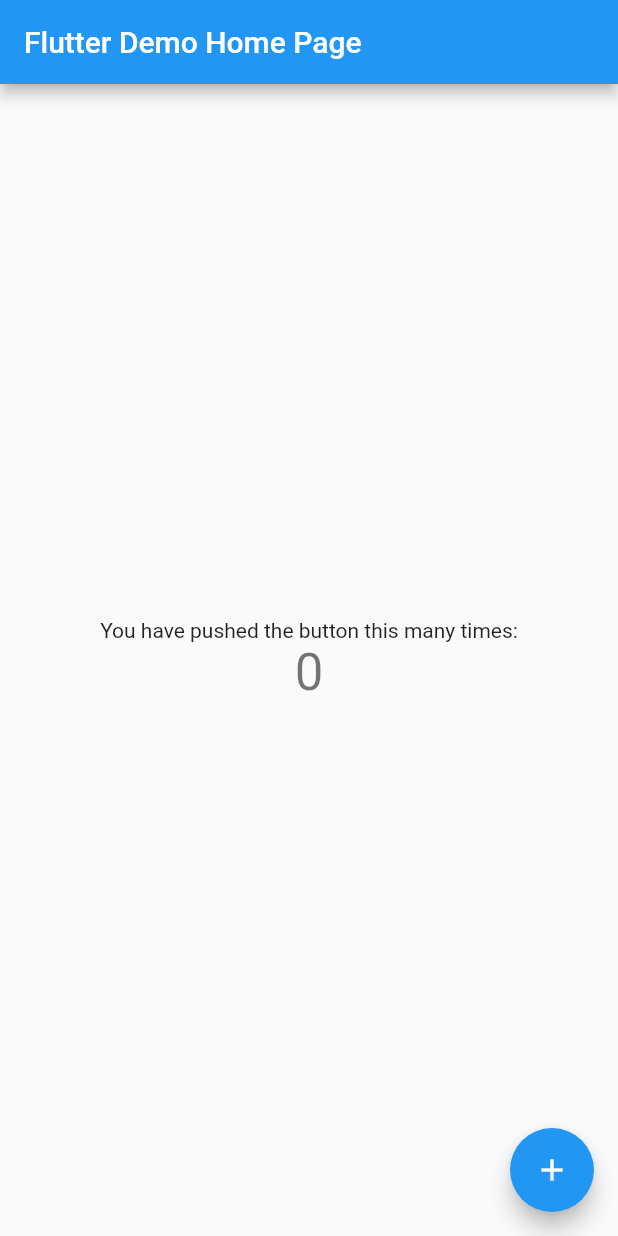
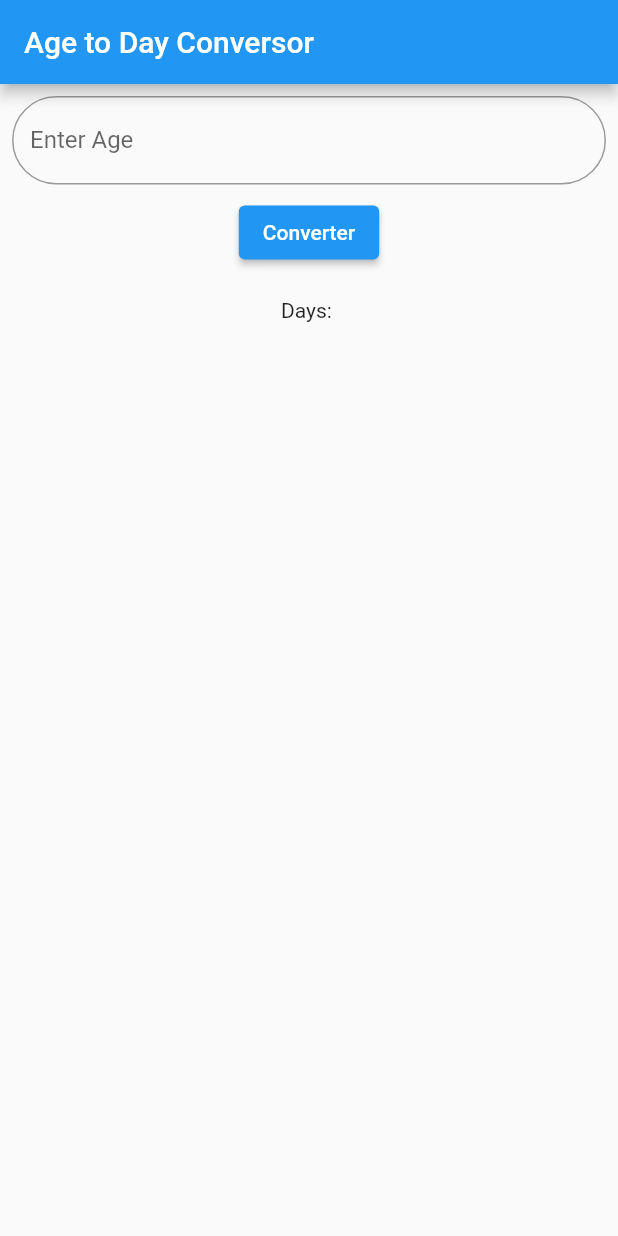
Before and after one commit to jozadaque/age_to_days, a Flutter app: the screen it shows after launch, on a phone screen of 412 x 824 dp. Run offline on Flutter 3.47's test engine with Material 2 defaults, Android fonts, the light colour scheme and no system bars.

Commit message:
feat: :art: Criação de Tela
Criado tela para calculo de dias

```diff
--- a/lib/main.dart
+++ b/lib/main.dart
@@ -1,3 +1,4 @@
+import 'package:age_to_days/src/views/home_page.dart';
 import 'package:flutter/material.dart';
 
 void main() {
@@ -7,109 +8,10 @@
 class MyApp extends StatelessWidget {
   const MyApp({Key? key}) : super(key: key);
 
-  // This widget is the root of your application.
   @override
   Widget build(BuildContext context) {
-    return MaterialApp(
-      title: 'Flutter Demo',
-      theme: ThemeData(
-        // This is the theme of your application.
-        //
-        // Try running your application with "flutter run". You'll see the
-        // application has a blue toolbar. Then, without quitting the app, try
-        // changing the primarySwatch below to Colors.green and then invoke
-        // "hot reload" (press "r" in the console where you ran "flutter run",
-        // or simply save your changes to "hot reload" in a Flutter IDE).
-        // Notice that the counter didn't reset back to zero; the application
-        // is not restarted.
-        primarySwatch: Colors.blue,
-      ),
-      home: const MyHomePage(title: 'Flutter Demo Home Page'),
+    return const MaterialApp(
+      home: HomePage(),
     );
   }
 }
-
-class MyHomePage extends StatefulWidget {
-  const MyHomePage({Key? key, required this.title}) : super(key: key);
-
-  // This widget is the home page of your application. It is stateful, meaning
-  // that it has a State object (defined below) that contains fields that affect
-  // how it looks.
-
-  // This class is the configuration for the state. It holds the values (in this
-  // case the title) provided by the parent (in this case the App widget) and
-  // used by the build method of the State. Fields in a Widget subclass are
-  // always marked "final".
-
-  final String title;
-
-  @override
-  State<MyHomePage> createState() => _MyHomePageState();
-}
-
-class _MyHomePageState extends State<MyHomePage> {
-  int _counter = 0;
-
-  void _incrementCounter() {
-    setState(() {
-      // This call to setState tells the Flutter framework that something has
-      // changed in this State, which causes it to rerun the build method below
-      // so that the display can reflect the updated values. If we changed
-      // _counter without calling setState(), then the build method would not be
-      // called again, and so nothing would appear to happen.
-      _counter++;
-    });
-  }
-
-  @override
-  Widget build(BuildContext context) {
-    // This method is rerun every time setState is called, for instance as done
-    // by the _incrementCounter method above.
-    //
-    // The Flutter framework has been optimized to make rerunning build methods
-    // fast, so that you can just rebuild anything that needs updating rather
-    // than having to individually change instances of widgets.
-    return Scaffold(
-      appBar: AppBar(
-        // Here we take the value from the MyHomePage object that was created by
-        // the App.build method, and use it to set our appbar title.
-        title: Text(widget.title),
-      ),
-      body: Center(
-        // Center is a layout widget. It takes a single child and positions it
-        // in the middle of the parent.
-        child: Column(
-          // Column is also a layout widget. It takes a list of children and
-          // arranges them vertically. By default, it sizes itself to fit its
-          // children horizontally, and tries to be as tall as its parent.
-          //
-          // Invoke "debug painting" (press "p" in the console, choose the
-          // "Toggle Debug Paint" action from the Flutter Inspector in Android
-          // Studio, or the "Toggle Debug Paint" command in Visual Studio Code)
-          // to see the wireframe for each widget.
-          //
-          // Column has various properties to control how it sizes itself and
-          // how it positions its children. Here we use mainAxisAlignment to
-          // center the children vertically; the main axis here is the vertical
-          // axis because Columns are vertical (the cross axis would be
-          // horizontal).
-          mainAxisAlignment: MainAxisAlignment.center,
-          children: <Widget>[
-            const Text(
-              'You have pushed the button this many times:',
-            ),
-            Text(
-              '$_counter',
-              style: Theme.of(context).textTheme.headline4,
-            ),
-          ],
-        ),
-      ),
-      floatingActionButton: FloatingActionButton(
-        onPressed: _incrementCounter,
-        tooltip: 'Increment',
-        child: const Icon(Icons.add),
-      ), // This trailing comma makes auto-formatting nicer for build methods.
-    );
-  }
-}
--- a/lib/src/models/converter.dart
+++ b/lib/src/models/converter.dart
@@ -2,8 +2,9 @@
   final int age;
 
   Converter({required this.age})
-      : assert(age != 0, 'age não pode ser igual a zero'),
-        assert(age > 0, 'age não pode ser menor que zero');
+      : assert(age >= 0, 'age não pode ser menor que zero');
+
+  factory Converter.empty() => Converter(age: 0);
 
   Converter copyWith({int? age}) {
     return Converter(
--- a/lib/src/stories/converter_store.dart
+++ b/lib/src/stories/converter_store.dart
@@ -2,7 +2,7 @@
 import 'package:flutter/widgets.dart';
 
 class ConverterStore extends ChangeNotifier {
-  late int result;
+  int result = 0;
 
   converterAgeToDays(Converter age) {
     final days = age.age * 365;
--- /dev/null
+++ b/lib/src/views/home_page.dart
@@ -0,0 +1,65 @@
+import 'package:age_to_days/src/models/converter.dart';
+import 'package:age_to_days/src/stories/converter_store.dart';
+import 'package:flutter/material.dart';
+
+class HomePage extends StatefulWidget {
+  const HomePage({Key? key}) : super(key: key);
+
+  @override
+  State<HomePage> createState() => _HomePageState();
+}
+
+class _HomePageState extends State<HomePage> {
+  TextEditingController text = TextEditingController();
+  ConverterStore controller = ConverterStore();
+  late Converter age;
+
+  @override
+  void initState() {
+    age = Converter.empty();
+    controller.addListener(() {
+      setState(() {});
+    });
+  }
+
+  onPressed() {
+    age = age.copyWith(age: int.parse(text.text));
+    controller.converterAgeToDays(age);
+  }
+
+  @override
+  Widget build(BuildContext context) {
+    return Scaffold(
+      appBar: AppBar(
+        title: const Text('Age to Day Conversor'),
+      ),
+      body: SizedBox(
+        width: MediaQuery.of(context).size.width,
+        height: MediaQuery.of(context).size.height,
+        child: Column(
+          children: [
+            Padding(
+              padding: const EdgeInsets.all(8.0),
+              child: TextField(
+                keyboardType: TextInputType.number,
+                controller: text,
+                decoration: const InputDecoration(
+                    label: Text('Enter Age'),
+                    border: OutlineInputBorder(
+                        borderRadius: BorderRadius.all(Radius.circular(50)))),
+              ),
+            ),
+            ElevatedButton(
+              onPressed: onPressed,
+              child: const Text('Converter'),
+            ),
+            const SizedBox(
+              height: 20,
+            ),
+            Text('Days: ${controller.result == 0 ? '' : controller.result}'),
+          ],
+        ),
+      ),
+    );
+  }
+}
```
